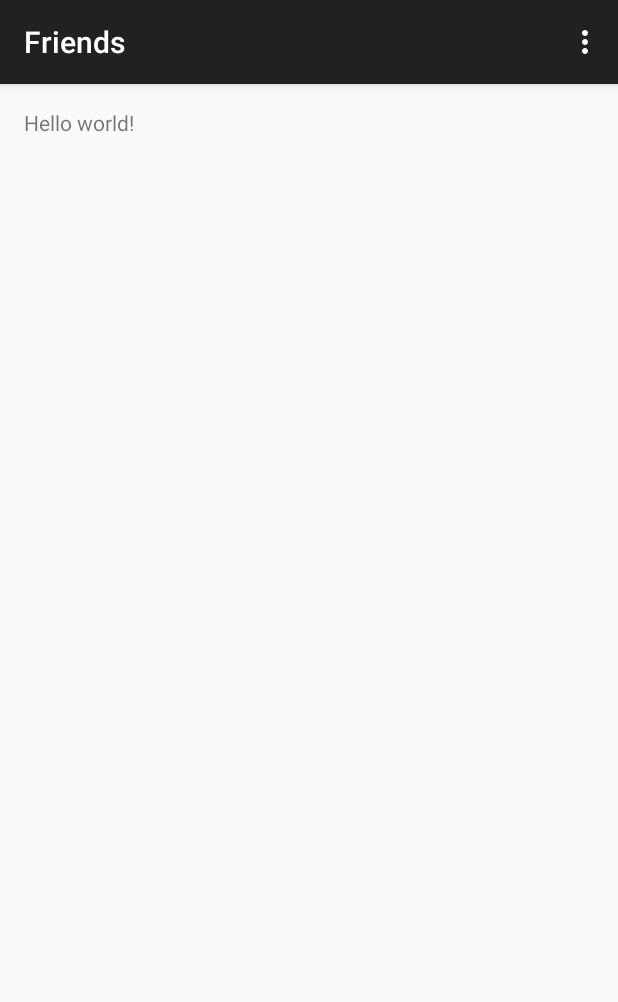
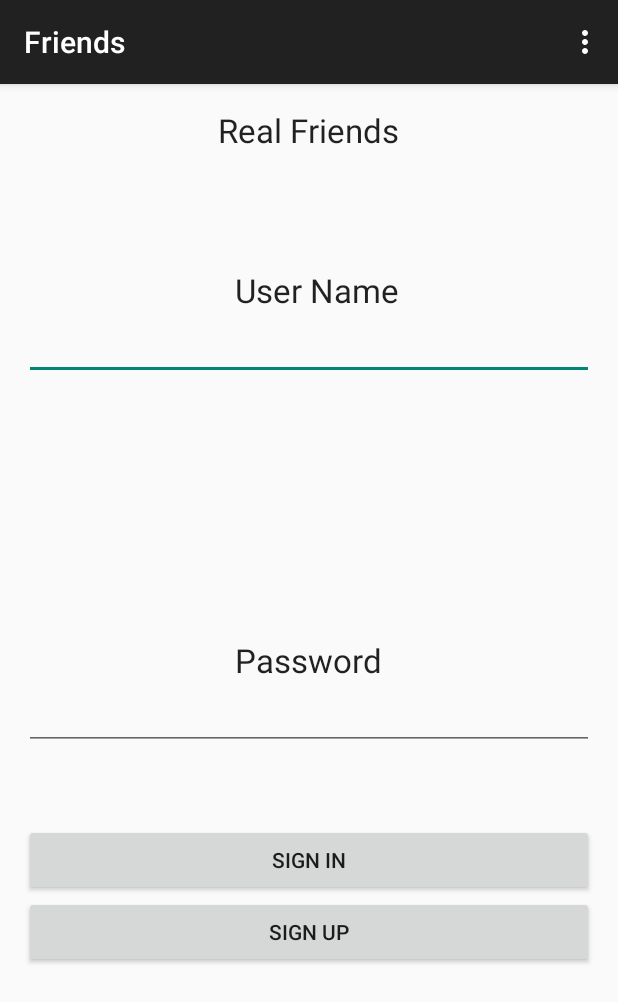
Before and after one commit to grindnmosh/CPMD1501, an Android app: the screen it shows after launch (LoginActivity), on a phone screen of 412 x 824 dp. Shown: the top 1002 px of the screen. Run offline under Robolectric (Android 15) with nearby library versions, the phone set to English and light mode, and no system bars; 1 statement that could not run was skipped.

Commit message:
Created UI for Login Add A Friend and Friend List

```diff
--- a/Friends/app/src/main/res/layout/activity_login.xml
+++ b/Friends/app/src/main/res/layout/activity_login.xml
@@ -5,7 +5,65 @@
     android:paddingTop="@dimen/activity_vertical_margin"
     android:paddingBottom="@dimen/activity_vertical_margin" tools:context=".LoginActivity">
 
-    <TextView android:text="@string/hello_world" android:layout_width="wrap_content"
-        android:layout_height="wrap_content" />
+    <TextView
+        android:layout_width="wrap_content"
+        android:layout_height="wrap_content"
+        android:textAppearance="?android:attr/textAppearanceLarge"
+        android:text="Real Friends"
+        android:id="@+id/textView"
+        android:layout_alignParentTop="true"
+        android:layout_centerHorizontal="true" />
+
+    <TextView
+        android:layout_width="wrap_content"
+        android:layout_height="wrap_content"
+        android:textAppearance="?android:attr/textAppearanceLarge"
+        android:text="User Name"
+        android:id="@+id/textView2"
+        android:layout_below="@+id/textView"
+        android:layout_alignEnd="@+id/textView"
+        android:layout_marginTop="77dp" />
+
+    <EditText
+        android:layout_width="fill_parent"
+        android:layout_height="wrap_content"
+        android:id="@+id/editText"
+        android:layout_below="@+id/textView2"
+        android:layout_alignParentEnd="true" />
+
+    <TextView
+        android:layout_width="wrap_content"
+        android:layout_height="wrap_content"
+        android:textAppearance="?android:attr/textAppearanceLarge"
+        android:text="Password"
+        android:id="@+id/textView3"
+        android:layout_centerVertical="true"
+        android:layout_centerHorizontal="true" />
+
+    <EditText
+        android:layout_width="fill_parent"
+        android:layout_height="wrap_content"
+        android:inputType="textPassword"
+        android:ems="10"
+        android:id="@+id/editText2"
+        android:layout_below="@+id/textView3"
+        android:layout_alignParentStart="true" />
+
+    <Button
+        android:layout_width="fill_parent"
+        android:layout_height="wrap_content"
+        android:text="Sign In"
+        android:id="@+id/button"
+        android:layout_below="@+id/editText2"
+        android:layout_alignParentStart="true"
+        android:layout_marginTop="49dp" />
+
+    <Button
+        android:layout_width="fill_parent"
+        android:layout_height="wrap_content"
+        android:text="Sign Up"
+        android:id="@+id/button2"
+        android:layout_below="@+id/button"
+        android:layout_alignParentStart="true" />
 
 </RelativeLayout>
--- a/Friends/app/src/main/res/values/strings.xml
+++ b/Friends/app/src/main/res/values/strings.xml
@@ -4,5 +4,7 @@
     <string name="app_name">Friends</string>
     <string name="hello_world">Hello world!</string>
     <string name="action_settings">Settings</string>
+    <string name="title_activity_new_friend">NewFriendActivity</string>
+    <string name="title_activity_friend_list">FriendListActivity</string>
 
 </resources>
```
Also changed, not shown: Friends/app/src/main/AndroidManifest.xml (+9 -0 lines), Friends/app/src/main/java/com/grinddesign/friends/FriendListActivity.java (added, +39 -0 lines), Friends/app/src/main/java/com/grinddesign/friends/NewFriendActivity.java (added, +39 -0 lines), Friends/app/src/main/res/layout/activity_friendlist.xml (added, +24 -0 lines), Friends/app/src/main/res/layout/activity_newfriend.xml (added, +54 -0 lines), Friends/app/src/main/res/menu/menu_friendlist.xml (added, +7 -0 lines), Friends/app/src/main/res/menu/menu_newfriend.xml (added, +7 -0 lines).
